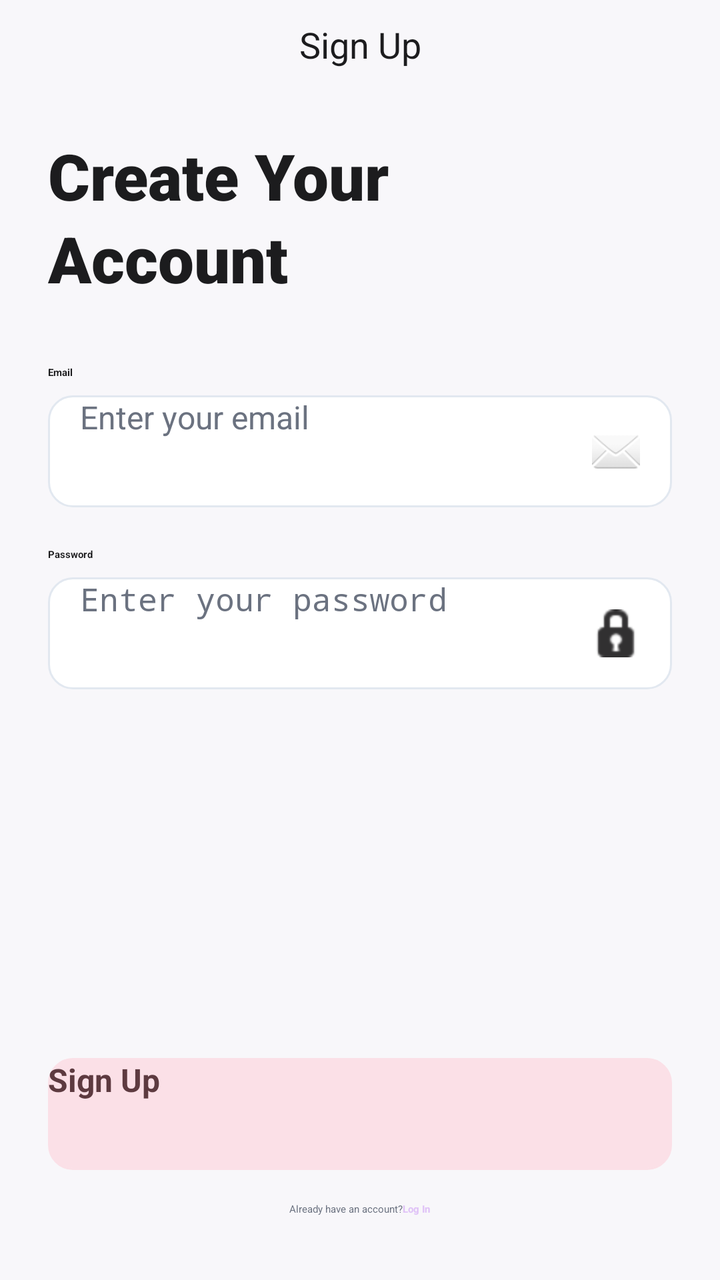
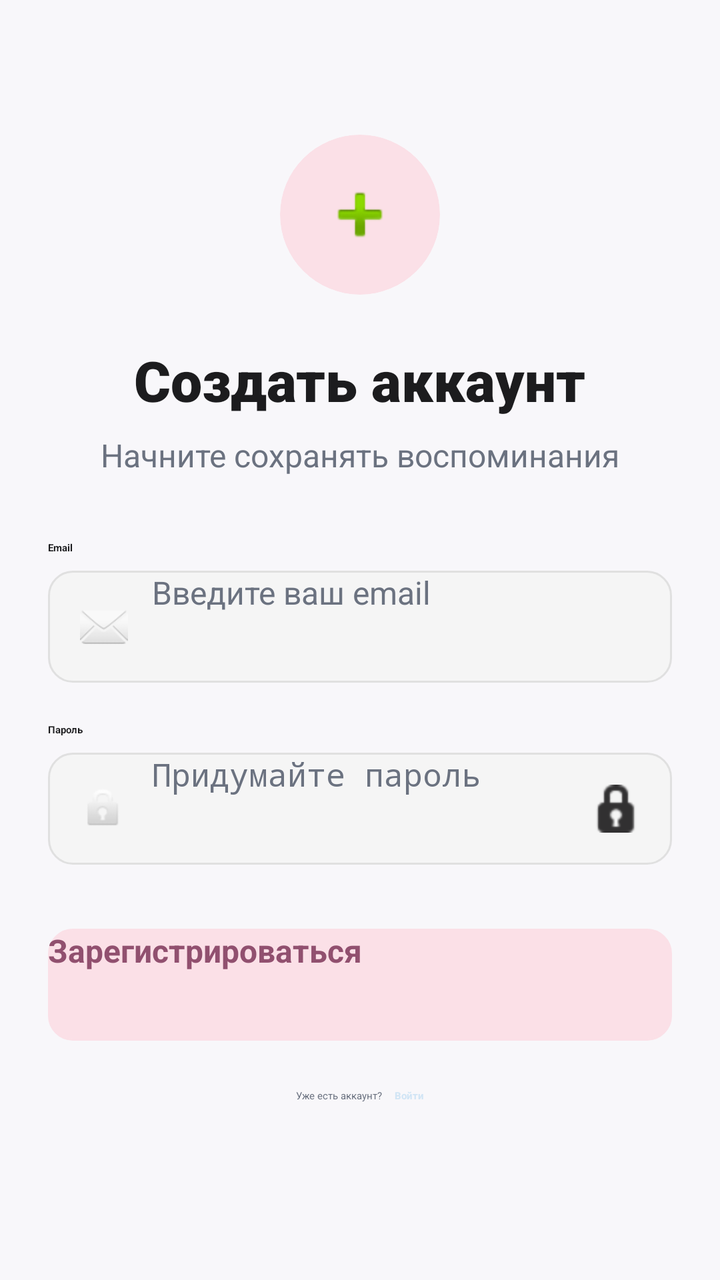

An Android layout rendered at two revisions. The XML below is the earlier revision; the diff shows what the commit changed to produce the second picture.
<!-- AndroidManifest.xml: application theme Theme.App.Starting -->
<!-- res/layout/register_fragment.xml -->
<?xml version="1.0" encoding="utf-8"?>
<androidx.constraintlayout.widget.ConstraintLayout xmlns:android="http://schemas.android.com/apk/res/android"
    xmlns:app="http://schemas.android.com/apk/res-auto"
    android:layout_width="match_parent"
    android:layout_height="match_parent"
    android:background="@color/background_light"
    android:paddingHorizontal="24dp">

    <TextView
        android:id="@+id/tvAppTitle"
        android:layout_width="wrap_content"
        android:layout_height="wrap_content"
        android:fontFamily="sans-serif-bold"
        android:text="@string/sign_up"
        android:textColor="@color/text_primary"
        android:textSize="18sp"
        android:layout_marginTop="10sp"
        app:layout_constraintTop_toTopOf="parent"
        app:layout_constraintEnd_toEndOf="parent"
        app:layout_constraintStart_toStartOf="parent"/>

    <TextView
        android:id="@+id/tvHeadline"
        android:layout_width="wrap_content"
        android:layout_height="wrap_content"
        android:layout_marginTop="32dp"
        android:fontFamily="sans-serif-black"
        android:lineSpacingExtra="4dp"
        android:text="@string/create_your_naccount"
        android:textColor="@color/text_primary"
        android:textSize="32sp"
        app:layout_constraintStart_toStartOf="parent"
        app:layout_constraintTop_toBottomOf="@id/tvAppTitle" />

    <LinearLayout
        android:layout_width="match_parent"
        android:layout_height="wrap_content"
        android:layout_marginTop="32dp"
        android:orientation="vertical"
        app:layout_constraintTop_toBottomOf="@id/tvHeadline">

        <TextView
            android:layout_width="wrap_content"
            android:layout_height="wrap_content"
            android:layout_marginBottom="8dp"
            android:text="@string/email"
            android:textColor="@color/text_primary"
            android:textStyle="bold" />

        <LinearLayout
            android:layout_width="match_parent"
            android:layout_height="56dp"
            android:background="@drawable/bg_input_field"
            android:gravity="center_vertical"
            android:orientation="horizontal"
            android:paddingHorizontal="16dp">

            <EditText
                android:id="@+id/loginTextView"
                android:layout_width="0dp"
                android:layout_height="match_parent"
                android:layout_weight="1"
                android:background="@null"
                android:hint="@string/enter_your_email"
                android:inputType="textEmailAddress"
                android:textColor="@color/text_primary"
                android:textColorHint="@color/text_secondary"
                android:textSize="16sp" />

            <ImageView
                android:layout_width="24dp"
                android:layout_height="24dp"
                android:src="@android:drawable/ic_dialog_email"
                app:tint="@color/text_secondary" />
        </LinearLayout>

        <TextView
            android:layout_width="wrap_content"
            android:layout_height="wrap_content"
            android:layout_marginTop="20dp"
            android:layout_marginBottom="8dp"
            android:text="@string/password"
            android:textColor="@color/text_primary"
            android:textStyle="bold" />

        <LinearLayout
            android:layout_width="match_parent"
            android:layout_height="56dp"
            android:background="@drawable/bg_input_field"
            android:gravity="center_vertical"
            android:orientation="horizontal"
            android:paddingHorizontal="16dp">

            <EditText
                android:id="@+id/passwordTextView"
                android:layout_width="0dp"
                android:layout_height="match_parent"
                android:layout_weight="1"
                android:background="@null"
                android:hint="@string/enter_your_password"
                android:inputType="textPassword"
                android:textColor="@color/text_primary"
                android:textColorHint="@color/text_secondary"
                android:textSize="16sp" />

            <ImageView
                android:layout_width="24dp"
                android:layout_height="24dp"
                android:src="@android:drawable/ic_secure"
                app:tint="@color/text_secondary" />
        </LinearLayout>

    </LinearLayout>

    <LinearLayout
        android:layout_width="match_parent"
        android:layout_height="wrap_content"
        android:layout_marginBottom="32dp"
        android:gravity="center"
        android:orientation="vertical"
        app:layout_constraintBottom_toBottomOf="parent">

        <androidx.appcompat.widget.AppCompatButton
            android:id="@+id/btn_register"
            android:layout_width="match_parent"
            android:layout_height="56dp"
            android:background="@drawable/bg_input_field"
            android:backgroundTint="@color/baby_pink"
            android:text="@string/sign_up"
            android:textAllCaps="false"
            android:textColor="#5D3A40"
            android:textSize="16sp"
            android:textStyle="bold" />

        <LinearLayout
            android:layout_width="wrap_content"
            android:layout_height="wrap_content"
            android:layout_marginTop="16dp"
            android:orientation="horizontal">

            <TextView
                android:layout_width="wrap_content"
                android:layout_height="wrap_content"
                android:text="@string/already_have_an_account"
                android:textColor="@color/text_secondary" />

            <TextView
                android:id="@+id/tv_login"
                android:layout_width="wrap_content"
                android:layout_height="wrap_content"
                android:text="@string/log_in"
                android:textColor="@color/primary_lavender"
                android:textStyle="bold" />
        </LinearLayout>

    </LinearLayout>

</androidx.constraintlayout.widget.ConstraintLayout>
<!-- resources referenced by this layout -->
<resources>
  <color name="baby_pink">#FBE0E7</color>
  <color name="background_light">#F8F7FA</color>
  <color name="primary_lavender">#E0C3F7</color>
  <color name="text_primary">#1C1C1E</color>
  <color name="text_secondary">#6B7280</color>
  <!-- drawable bg_input_field (drawable) -->
  <?xml version="1.0" encoding="utf-8"?>
  <shape xmlns:android="http://schemas.android.com/apk/res/android" android:shape="rectangle">
      <solid android:color="@color/white"/>
      <corners android:radius="12dp"/>
      <stroke android:width="1dp" android:color="#E2E8F0"/> </shape>
  <string name="already_have_an_account">Already have an account?</string>
  <string name="create_your_naccount">Create Your\nAccount</string>
  <string name="email" translatable="false">Email</string>
  <string name="enter_your_email">Enter your email</string>
  <string name="enter_your_password">Enter your password</string>
  <string name="log_in">Log In</string>
  <string name="password">Password</string>
  <string name="sign_up">Sign Up</string>
  <style name="Theme.App.Starting" parent="Theme.SplashScreen">
          <item name="windowSplashScreenBackground">@android:color/white</item>
  
          <item name="windowSplashScreenAnimatedIcon">@drawable/splash_icon</item>
          <item name="windowSplashScreenAnimationDuration">1000</item>
  
          <item name="postSplashScreenTheme">@style/Theme.OurMemories</item>
      </style>
  <color name="white">#FFFFFF</color>
  <!-- drawable splash_icon: png bitmap (drawable, 316944 bytes) -->
  <style name="Theme.OurMemories" parent="Base.Theme.OurMemories" />
  <style name="Base.Theme.OurMemories" parent="Theme.Material3.DayNight.NoActionBar" />
</resources>

<!-- the commit's change to res/layout/register_fragment.xml (unified diff, before → after) -->
@@ -4,152 +4,189 @@
     android:layout_width="match_parent"
     android:layout_height="match_parent"
     android:background="@color/background_light"
-    android:paddingHorizontal="24dp">
+    android:padding="24dp">
 
-    <TextView
-        android:id="@+id/tvAppTitle"
-        android:layout_width="wrap_content"
-        android:layout_height="wrap_content"
-        android:fontFamily="sans-serif-bold"
-        android:text="@string/sign_up"
-        android:textColor="@color/text_primary"
-        android:textSize="18sp"
-        android:layout_marginTop="10sp"
-        app:layout_constraintTop_toTopOf="parent"
-        app:layout_constraintEnd_toEndOf="parent"
-        app:layout_constraintStart_toStartOf="parent"/>
-
-    <TextView
-        android:id="@+id/tvHeadline"
-        android:layout_width="wrap_content"
-        android:layout_height="wrap_content"
-        android:layout_marginTop="32dp"
-        android:fontFamily="sans-serif-black"
-        android:lineSpacingExtra="4dp"
-        android:text="@string/create_your_naccount"
-        android:textColor="@color/text_primary"
-        android:textSize="32sp"
-        app:layout_constraintStart_toStartOf="parent"
-        app:layout_constraintTop_toBottomOf="@id/tvAppTitle" />
-
+    
     <LinearLayout
         android:layout_width="match_parent"
         android:layout_height="wrap_content"
-        android:layout_marginTop="32dp"
+        android:gravity="center_horizontal"
         android:orientation="vertical"
-        app:layout_constraintTop_toBottomOf="@id/tvHeadline">
+        app:layout_constraintBottom_toBottomOf="parent"
+        app:layout_constraintTop_toTopOf="parent"
+        app:layout_constraintVertical_bias="0.4">
+
+        
+        <androidx.cardview.widget.CardView
+            android:layout_width="80dp"
+            android:layout_height="80dp"
+            app:cardBackgroundColor="@color/baby_pink"
+            app:cardCornerRadius="40dp"
+            app:cardElevation="0dp">
+
+            <ImageView
+                android:layout_width="match_parent"
+                android:layout_height="match_parent"
+                android:padding="20dp"
+                android:src="@android:drawable/ic_input_add"
+                app:tint="#91506F" />
+        </androidx.cardview.widget.CardView>
+
+        
+        <TextView
+            android:layout_width="wrap_content"
+            android:layout_height="wrap_content"
+            android:layout_marginTop="24dp"
+            android:fontFamily="sans-serif-black"
+            android:text="Создать аккаунт"
+            android:textColor="@color/text_primary"
+            android:textSize="28sp" />
 
         <TextView
             android:layout_width="wrap_content"
             android:layout_height="wrap_content"
-            android:layout_marginBottom="8dp"
-            android:text="@string/email"
-            android:textColor="@color/text_primary"
-            android:textStyle="bold" />
+            android:layout_marginTop="8dp"
+            android:text="Начните сохранять воспоминания"
+            android:textColor="@color/text_secondary"
+            android:textSize="16sp" />
 
+        
         <LinearLayout
             android:layout_width="match_parent"
-            android:layout_height="56dp"
-            android:background="@drawable/bg_input_field"
-            android:gravity="center_vertical"
-            android:orientation="horizontal"
-            android:paddingHorizontal="16dp">
+            android:layout_height="wrap_content"
+            android:layout_marginTop="32dp"
+            android:orientation="vertical">
 
-            <EditText
-                android:id="@+id/loginTextView"
-                android:layout_width="0dp"
-                android:layout_height="match_parent"
-                android:layout_weight="1"
-                android:background="@null"
-                android:hint="@string/enter_your_email"
-                android:inputType="textEmailAddress"
+            
+            <TextView
+                android:layout_width="wrap_content"
+                android:layout_height="wrap_content"
+                android:layout_marginBottom="8dp"
+                android:text="Email"
                 android:textColor="@color/text_primary"
-                android:textColorHint="@color/text_secondary"
-                android:textSize="16sp" />
+                android:textStyle="bold" />
 
-            <ImageView
-                android:layout_width="24dp"
-                android:layout_height="24dp"
-                android:src="@android:drawable/ic_dialog_email"
-                app:tint="@color/text_secondary" />
+            <LinearLayout
+                android:layout_width="match_parent"
+                android:layout_height="56dp"
+                android:background="@drawable/bg_input_field"
+                android:gravity="center_vertical"
+                android:orientation="horizontal"
+                android:paddingHorizontal="16dp">
+
+                <ImageView
+                    android:layout_width="24dp"
+                    android:layout_height="24dp"
+                    android:layout_marginEnd="12dp"
+                    android:src="@android:drawable/ic_dialog_email"
+                    app:tint="@color/text_secondary" />
+
+                <EditText
+                    android:id="@+id/loginTextView"
+                    android:layout_width="match_parent"
+                    android:layout_height="match_parent"
+                    android:background="@null"
+                    android:hint="Введите ваш email"
+                    android:inputType="textEmailAddress"
+                    android:textColor="@color/text_primary"
+                    android:textColorHint="@color/text_secondary"
+                    android:textSize="16sp" />
+            </LinearLayout>
+
+            
+            <TextView
+                android:layout_width="wrap_content"
+                android:layout_height="wrap_content"
+                android:layout_marginTop="20dp"
+                android:layout_marginBottom="8dp"
+                android:text="Пароль"
+                android:textColor="@color/text_primary"
+                android:textStyle="bold" />
+
+            <LinearLayout
+                android:layout_width="match_parent"
+                android:layout_height="56dp"
+                android:background="@drawable/bg_input_field"
+                android:gravity="center_vertical"
+                android:orientation="horizontal"
+                android:paddingHorizontal="16dp">
+
+                <ImageView
+                    android:layout_width="24dp"
+                    android:layout_height="24dp"
+                    android:layout_marginEnd="12dp"
+                    android:src="@android:drawable/ic_lock_idle_lock"
+                    app:tint="@color/text_secondary" />
+
+                <EditText
+                    android:id="@+id/passwordTextView"
+                    android:layout_width="0dp"
+                    android:layout_height="match_parent"
+                    android:layout_weight="1"
+                    android:background="@null"
+                    android:hint="Придумайте пароль"
+                    android:inputType="textPassword"
+                    android:textColor="@color/text_primary"
+                    android:textColorHint="@color/text_secondary"
+                    android:textSize="16sp" />
+
+                <ImageView
+                    android:layout_width="24dp"
+                    android:layout_height="24dp"
+                    android:src="@android:drawable/ic_secure"
+                    app:tint="@color/text_secondary" />
+            </LinearLayout>
+
         </LinearLayout>
 
-        <TextView
-            android:layout_width="wrap_content"
+        
+        <FrameLayout
+            android:layout_width="match_parent"
             android:layout_height="wrap_content"
-            android:layout_marginTop="20dp"
-            android:layout_marginBottom="8dp"
-            android:text="@string/password"
-            android:textColor="@color/text_primary"
-            android:textStyle="bold" />
+            android:layout_marginTop="32dp">
 
-        <LinearLayout
-            android:layout_width="match_parent"
-            android:layout_height="56dp"
-            android:background="@drawable/bg_input_field"
-            android:gravity="center_vertical"
-            android:orientation="horizontal"
-            android:paddingHorizontal="16dp">
+            <androidx.appcompat.widget.AppCompatButton
+                android:id="@+id/btn_register"
+                android:layout_width="match_parent"
+                android:layout_height="56dp"
+                android:background="@drawable/bg_input_field"
+                android:backgroundTint="@color/baby_pink"
+                android:text="Зарегистрироваться"
+                android:textAllCaps="false"
+                android:textColor="#91506F"
+                android:textSize="16sp"
+                android:textStyle="bold" />
 
-            <EditText
-                android:id="@+id/passwordTextView"
-                android:layout_width="0dp"
-                android:layout_height="match_parent"
-                android:layout_weight="1"
-                android:background="@null"
-                android:hint="@string/enter_your_password"
-                android:inputType="textPassword"
-                android:textColor="@color/text_primary"
-                android:textColorHint="@color/text_secondary"
-                android:textSize="16sp" />
+            <ProgressBar
+                android:id="@+id/progressBar"
+                android:layout_width="wrap_content"
+                android:layout_height="wrap_content"
+                android:layout_gravity="center"
+                android:indeterminateTint="#91506F"
+                android:elevation="4dp"
+                android:visibility="gone" />
+        </FrameLayout>
 
-            <ImageView
-                android:layout_width="24dp"
-                android:layout_height="24dp"
-                android:src="@android:drawable/ic_secure"
-                app:tint="@color/text_secondary" />
-        </LinearLayout>
-
-    </LinearLayout>
-
-    <LinearLayout
-        android:layout_width="match_parent"
-        android:layout_height="wrap_content"
-        android:layout_marginBottom="32dp"
-        android:gravity="center"
-        android:orientation="vertical"
-        app:layout_constraintBottom_toBottomOf="parent">
-
-        <androidx.appcompat.widget.AppCompatButton
-            android:id="@+id/btn_register"
-            android:layout_width="match_parent"
-            android:layout_height="56dp"
-            android:background="@drawable/bg_input_field"
-            android:backgroundTint="@color/baby_pink"
-            android:text="@string/sign_up"
-            android:textAllCaps="false"
-            android:textColor="#5D3A40"
-            android:textSize="16sp"
-            android:textStyle="bold" />
-
+        
         <LinearLayout
             android:layout_width="wrap_content"
             android:layout_height="wrap_content"
-            android:layout_marginTop="16dp"
+            android:layout_marginTop="24dp"
             android:orientation="horizontal">
 
             <TextView
                 android:layout_width="wrap_content"
                 android:layout_height="wrap_content"
-                android:text="@string/already_have_an_account"
+                android:text="Уже есть аккаунт? "
                 android:textColor="@color/text_secondary" />
 
             <TextView
                 android:id="@+id/tv_login"
                 android:layout_width="wrap_content"
                 android:layout_height="wrap_content"
-                android:text="@string/log_in"
-                android:textColor="@color/primary_lavender"
+                android:layout_marginStart="5dp"
+                android:text="Войти"
+                android:textColor="@color/light_blue"
                 android:textStyle="bold" />
         </LinearLayout>
 
<!-- resource entries referenced after the edit -->
@@ -2,23 +2,21 @@
 <resources>
   <color name="baby_pink">#FBE0E7</color>
   <color name="background_light">#F8F7FA</color>
-  <color name="primary_lavender">#E0C3F7</color>
+  <color name="light_blue">#D1E5F5</color>
   <color name="text_primary">#1C1C1E</color>
   <color name="text_secondary">#6B7280</color>
   <!-- drawable bg_input_field (drawable) -->
   <?xml version="1.0" encoding="utf-8"?>
-  <shape xmlns:android="http://schemas.android.com/apk/res/android" android:shape="rectangle">
-      <solid android:color="@color/white"/>
-      <corners android:radius="12dp"/>
-      <stroke android:width="1dp" android:color="#E2E8F0"/> </shape>
-  <string name="already_have_an_account">Already have an account?</string>
-  <string name="create_your_naccount">Create Your\nAccount</string>
-  <string name="email" translatable="false">Email</string>
-  <string name="enter_your_email">Enter your email</string>
-  <string name="enter_your_password">Enter your password</string>
-  <string name="log_in">Log In</string>
-  <string name="password">Password</string>
-  <string name="sign_up">Sign Up</string>
+  <shape xmlns:android="http://schemas.android.com/apk/res/android">
+  
+      <solid android:color="#F5F5F5" />
+  
+      <corners android:radius="12dp" />
+  
+      <stroke
+          android:width="1dp"
+          android:color="#E0E0E0" />
+  </shape>
   <style name="Theme.App.Starting" parent="Theme.SplashScreen">
           <item name="windowSplashScreenBackground">@android:color/white</item>
   
@@ -27,7 +25,6 @@
   
           <item name="postSplashScreenTheme">@style/Theme.OurMemories</item>
       </style>
-  <color name="white">#FFFFFF</color>
   <!-- drawable splash_icon: png bitmap (drawable, 316944 bytes) -->
   <style name="Theme.OurMemories" parent="Base.Theme.OurMemories" />
   <style name="Base.Theme.OurMemories" parent="Theme.Material3.DayNight.NoActionBar" />
